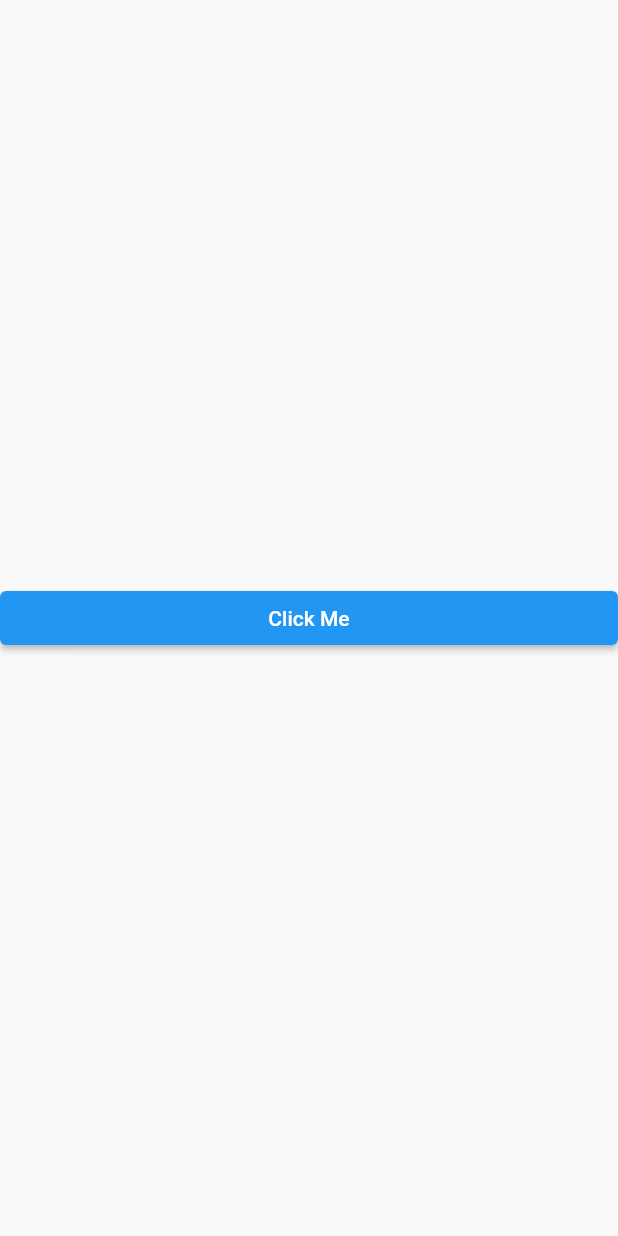
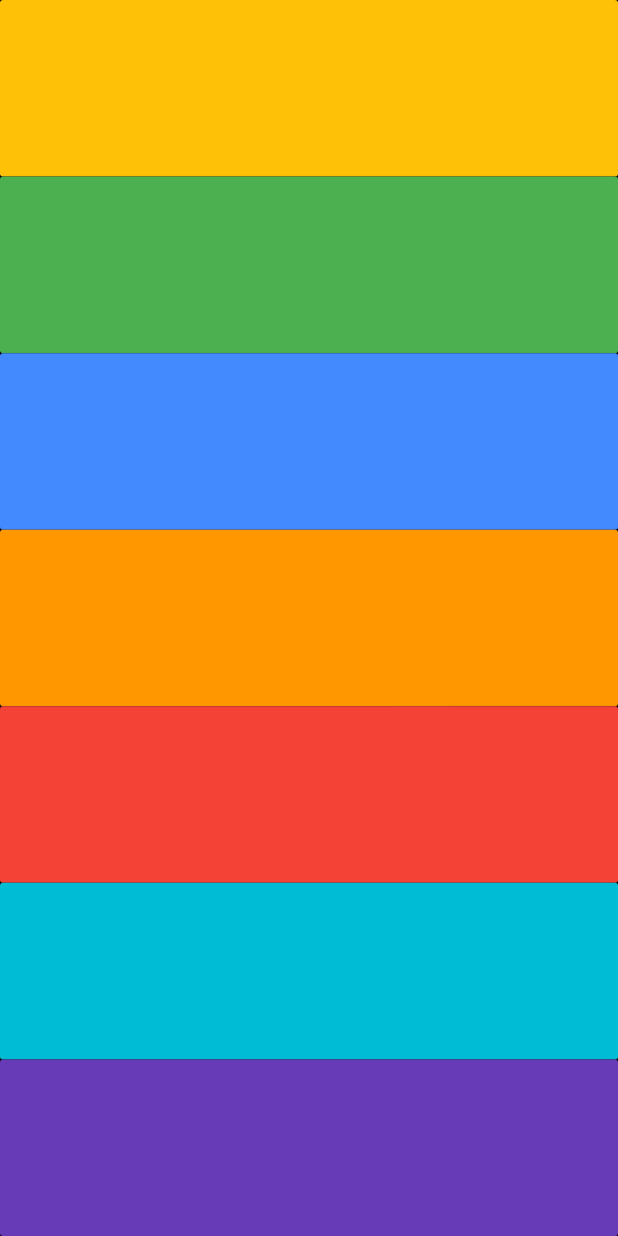
Before and after one commit to AbdiR0099/xylophone_flutter, a Flutter app: the screen it shows after launch, on a phone screen of 412 x 824 dp. Run offline on Flutter 3.47's test engine with Material 2 defaults, Android fonts, the phone set to English and light mode, and no system bars; our stand-ins replace audioplayers.

Commit message:
Xylophone with functions

```diff
--- a/lib/main.dart
+++ b/lib/main.dart
@@ -7,32 +7,58 @@ void main() {
 
 class Xylophone extends StatelessWidget {
   const Xylophone({Key? key}) : super(key: key);
+  void playSound(int soundNumber) {
+    final player = AudioPlayer();
+    player.play(AssetSource('note$soundNumber.wav'));
+  }
+
+  Expanded buildKey({Color color = Colors.red, int soundNumber = 0}) {
+    return Expanded(
+      child: MaterialButton(
+        color: color,
+        onPressed: () {
+          playSound(soundNumber);
+        },
+      ),
+    );
+  }
 
   @override
   Widget build(BuildContext context) {
     return MaterialApp(
       home: Scaffold(
+        backgroundColor: Colors.black,
         body: SafeArea(
-          child: Center(
-            child: Column(
-              mainAxisAlignment: MainAxisAlignment.center,
-              crossAxisAlignment: CrossAxisAlignment.stretch,
-              children: [
-                ElevatedButton(
-                  // style: ButtonStyle(
-                  // fixedSize: MaterialStateProperty.all(Size(100, 100))),
-                  onPressed: () async {
-                    final player = AudioPlayer();
-                    player.setVolume(0.5);
-                    player.play(AssetSource('note1.wav'));
-                  },
-                  child: const Text('Click Me'),
-                ),
-              ],
-            ),
+          child: Column(
+            crossAxisAlignment: CrossAxisAlignment.stretch,
+            children: [
+              buildKey(color: Colors.amber, soundNumber: 1),
+              buildKey(color: Colors.green, soundNumber: 2),
+              buildKey(color: Colors.blueAccent, soundNumber: 3),
+              buildKey(color: Colors.orange, soundNumber: 4),
+              buildKey(color: Colors.red, soundNumber: 5),
+              buildKey(color: Colors.cyan, soundNumber: 6),
+              buildKey(color: Colors.deepPurple, soundNumber: 7),
+            ],
           ),
         ),
       ),
     );
   }
 }
+
+// void main(){
+//   int step1 = add(n1: 5, n2: 9);
+//   int step2 = multiply (step1,5);
+//   double result = step2 / 3;
+//   print('$result');
+// }
+//
+// int add({int n1=1, int n2=1}){
+//   int addition = n1 + n2;
+//   return addition;
+// }
+//
+// int multiply(int a, int b){
+//   return a*b;
+// }
```
